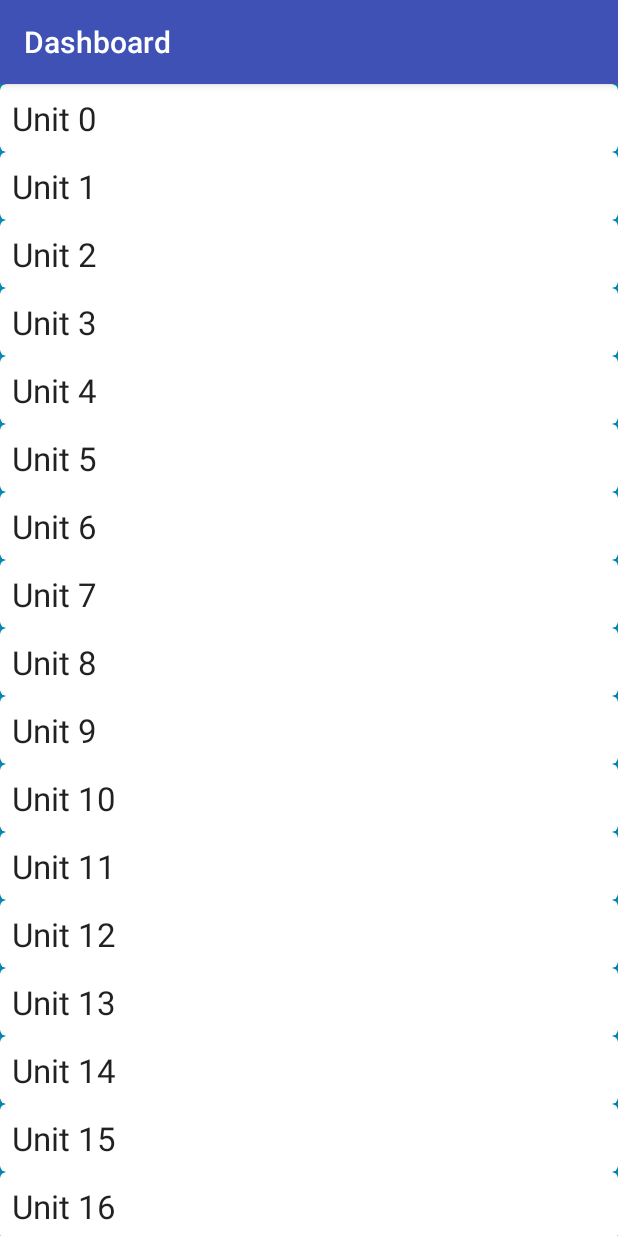
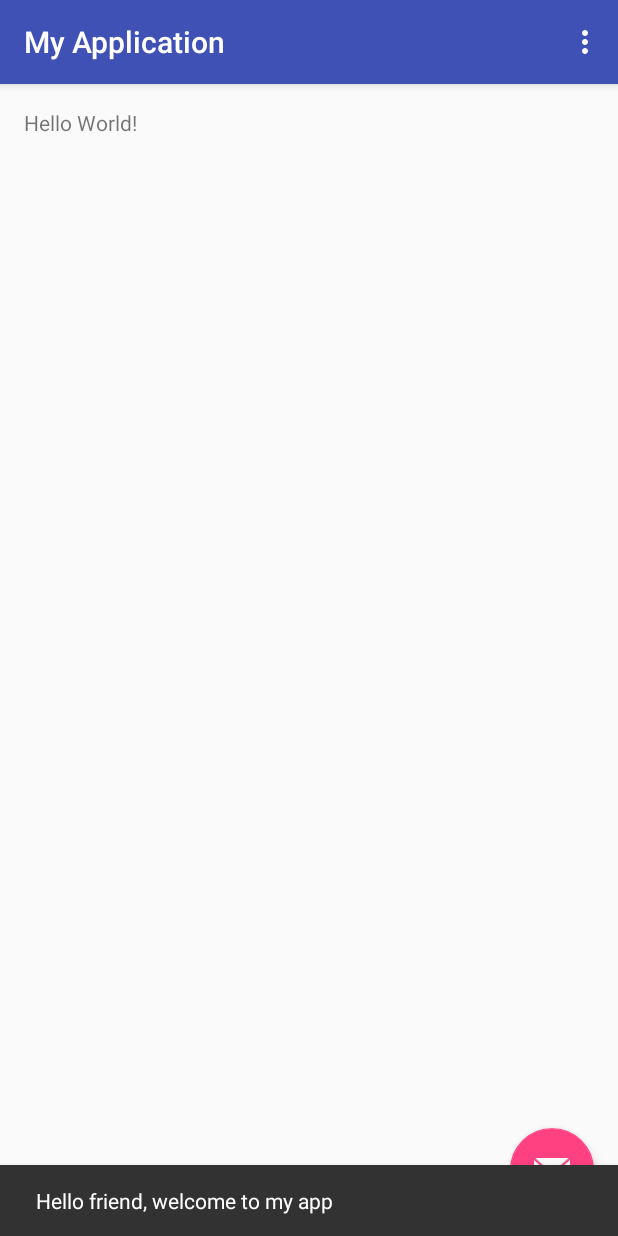
Before and after one commit to letientai299/android-samples, an Android app: the first screen one second after launch (DashboardActivity before the commit, MainActivity after it), on a phone screen of 412 x 824 dp. Run offline under Robolectric (Android 15) with nearby library versions, the phone set to English and light mode, and no system bars; our stand-ins replace ButterKnife; libraries missing offline, so code that uses them is left out: com.github.promeg.xlog_android, com.promegu.xlog; 1 statement that could not run was skipped.

```diff
--- /dev/null
+++ b/app/src/main/java/ltt/bare/MainActivity.java
@@ -0,0 +1,119 @@
+package ltt.bare;
+
+import android.animation.Animator;
+import android.animation.AnimatorListenerAdapter;
+import android.animation.ObjectAnimator;
+import android.content.SharedPreferences;
+import android.os.Bundle;
+import android.preference.PreferenceManager;
+import android.support.design.widget.Snackbar;
+import android.support.v4.widget.ContentLoadingProgressBar;
+import android.support.v7.app.AppCompatActivity;
+import android.support.v7.widget.Toolbar;
+import android.view.Menu;
+import android.view.MenuItem;
+import android.view.animation.LinearInterpolator;
+import butterknife.Bind;
+import butterknife.ButterKnife;
+import butterknife.OnClick;
+import com.promegu.xlog.base.XLog;
+
+public class MainActivity extends AppCompatActivity {
+
+  public static final String CURRENT_PLAY_TIME = "CURRENT_PLAY_TIME";
+  private static final int TIMEOUT_MILLIS = 5000;
+  static final String IS_FIRST_TIME = "is_first_time";
+  ObjectAnimator progressAnimator;
+  @Bind(R.id.progressBar) ContentLoadingProgressBar progressBar;
+
+  @Override protected void onCreate(Bundle savedInstanceState) {
+    super.onCreate(savedInstanceState);
+    setContentView(R.layout.activity_main);
+    ButterKnife.bind(this);
+    Toolbar toolbar = ButterKnife.findById(this, R.id.toolbar);
+    setSupportActionBar(toolbar);
+
+    if (savedInstanceState != null) // activity recreated
+    {
+      int currentProgress = savedInstanceState.getInt(CURRENT_PLAY_TIME, -1);
+      if (currentProgress != -1) {
+        startProgress(currentProgress);
+      }
+    }
+
+    checkAndShowWelcome();
+  }
+
+  private void checkAndShowWelcome() {
+    SharedPreferences preferences =
+        PreferenceManager.getDefaultSharedPreferences(getApplicationContext());
+    boolean isFirstTime = preferences.getBoolean(IS_FIRST_TIME, true);
+    showWelcome(isFirstTime);
+    preferences.edit().putBoolean(IS_FIRST_TIME, false).apply();
+  }
+
+  @XLog private void showWelcome(boolean isFirstTime) {
+    if (isFirstTime) {
+      Snackbar.make(findViewById(android.R.id.content),
+          "Hello friend, welcome to my app", Snackbar.LENGTH_SHORT).show();
+    }
+  }
+
+  @Override public boolean onCreateOptionsMenu(Menu menu) {
+    getMenuInflater().inflate(R.menu.menu_main, menu);
+    return true;
+  }
+
+  @Override public boolean onOptionsItemSelected(MenuItem item) {
+    int id = item.getItemId();
+    return id == R.id.action_settings || super.onOptionsItemSelected(item);
+  }
+
+  /**
+   * Start the timer for {@link #TIMEOUT_MILLIS}.
+   *
+   * The {@link #progressBar} will be update during timer running.
+   */
+  @OnClick(R.id.fab) void onFabClick() {
+    startProgress(0);
+  }
+
+  @XLog private void startProgress(int initValue) {
+    progressBar.setMax(TIMEOUT_MILLIS);
+    progressBar.show();
+    progressBar.setProgress(initValue);
+
+    notify("Start the progress");
+    progressAnimator = ObjectAnimator.ofInt(progressBar, "progress", initValue,
+        TIMEOUT_MILLIS);
+    progressAnimator.setDuration(TIMEOUT_MILLIS - initValue);
+    progressAnimator.setInterpolator(new LinearInterpolator());
+    progressAnimator.addListener(new AnimatorListenerAdapter() {
+      @Override public void onAnimationEnd(final Animator animation) {
+        progressBar.setProgress(0);
+        MainActivity.this.notify("Done");
+        progressBar.hide();
+      }
+    });
+
+    progressAnimator.start();
+  }
+
+  @XLog private void notify(final String s) {
+    Snackbar.make(findViewById(android.R.id.content), s, Snackbar.LENGTH_SHORT)
+        .show();
+  }
+
+  @Override protected void onSaveInstanceState(final Bundle outState) {
+    super.onSaveInstanceState(outState);
+    if (progressAnimator != null) {
+      int currentPlayTime = (int) progressAnimator.getAnimatedValue();
+      outState.putInt(CURRENT_PLAY_TIME, currentPlayTime);
+    }
+  }
+
+  @Override protected void onStop() {
+    super.onStop();
+    if (progressAnimator != null) progressAnimator.cancel();
+  }
+}
--- /dev/null
+++ b/app/src/main/java/ltt/bare/MyApplication.java
@@ -0,0 +1,16 @@
+package ltt.bare;
+
+import android.app.Application;
+import com.github.promeg.xlog_android.lib.XLogConfig;
+
+/**
+ * Config some application level stuffs.
+ * Created by letientai299 on 3/5/16.
+ */
+public class MyApplication extends Application {
+  public void onCreate() {
+    super.onCreate();
+
+    XLogConfig.config(XLogConfig.newConfigBuilder(this).build());
+  }
+}
--- a/app/src/main/res/layout/activity_main.xml
+++ b/app/src/main/res/layout/activity_main.xml
@@ -1,12 +1,11 @@
 <?xml version="1.0" encoding="utf-8"?>
-<android.support.design.widget.CoordinatorLayout
-    xmlns:android="http://schemas.android.com/apk/res/android"
+<android.support.design.widget.CoordinatorLayout xmlns:android="http://schemas.android.com/apk/res/android"
     xmlns:app="http://schemas.android.com/apk/res-auto"
     xmlns:tools="http://schemas.android.com/tools"
     android:layout_width="match_parent"
     android:layout_height="match_parent"
     android:fitsSystemWindows="true"
-    tools:context="ltt.sample.MainActivity"
+    tools:context="ltt.bare.MainActivity"
     >
 
   <android.support.design.widget.AppBarLayout
@@ -14,7 +13,10 @@
       android:layout_height="wrap_content"
       android:theme="@style/AppTheme.AppBarOverlay"
       >
-
+    <RelativeLayout
+        android:layout_width="match_parent"
+        android:layout_height="wrap_content"
+        >
       <android.support.v7.widget.Toolbar
           android:id="@+id/toolbar"
           android:layout_width="match_parent"
@@ -22,7 +24,17 @@
           android:background="?attr/colorPrimary"
           app:popupTheme="@style/AppTheme.PopupOverlay"
           />
-
+      <android.support.v4.widget.ContentLoadingProgressBar
+          android:id="@+id/progressBar"
+          android:layout_width="match_parent"
+          android:layout_height="wrap_content"
+          android:layout_alignBottom="@id/toolbar"
+          android:layout_marginBottom="-8dp"
+          android:indeterminate="false"
+          android:visibility="gone"
+          style="?android:attr/progressBarStyleHorizontal"
+          />
+    </RelativeLayout>
   </android.support.design.widget.AppBarLayout>
 
   <include layout="@layout/content_main"/>
--- a/app/src/main/res/layout/content_main.xml
+++ b/app/src/main/res/layout/content_main.xml
@@ -1,10 +1,21 @@
-<fragment xmlns:android="http://schemas.android.com/apk/res/android"
+<?xml version="1.0" encoding="utf-8"?>
+<RelativeLayout xmlns:android="http://schemas.android.com/apk/res/android"
     xmlns:app="http://schemas.android.com/apk/res-auto"
     xmlns:tools="http://schemas.android.com/tools"
-    android:id="@+id/fragment"
-    android:name="ltt.sample.MainActivityFragment"
     android:layout_width="match_parent"
     android:layout_height="match_parent"
+    android:paddingBottom="@dimen/activity_vertical_margin"
+    android:paddingLeft="@dimen/activity_horizontal_margin"
+    android:paddingRight="@dimen/activity_horizontal_margin"
+    android:paddingTop="@dimen/activity_vertical_margin"
     app:layout_behavior="@string/appbar_scrolling_view_behavior"
-    tools:layout="@layout/fragment_main"
-    />
+    tools:context="ltt.bare.MainActivity"
+    tools:showIn="@layout/activity_main"
+    >
+
+  <TextView
+      android:layout_width="wrap_content"
+      android:layout_height="wrap_content"
+      android:text="@string/hello"
+      />
+</RelativeLayout>
--- a/app/src/main/res/menu/menu_main.xml
+++ b/app/src/main/res/menu/menu_main.xml
@@ -1,7 +1,7 @@
 <menu xmlns:android="http://schemas.android.com/apk/res/android"
     xmlns:app="http://schemas.android.com/apk/res-auto"
     xmlns:tools="http://schemas.android.com/tools"
-    tools:context="ltt.sample.MainActivity">
+    tools:context="ltt.bare.MainActivity">
   <item
       android:id="@+id/action_settings"
       android:orderInCategory="100"
--- a/app/src/main/res/values-w820dp/dimens.xml
+++ b/app/src/main/res/values-w820dp/dimens.xml
@@ -1,6 +1,6 @@
 <resources>
   <!-- Example customization of dimensions originally defined in res/values/dimens.xml
-         (such as screen margins) for screens with more than 820dp of available width. This
-         would include 7" and 10" devices in landscape (~960dp and ~1280dp respectively). -->
+       (such as screen margins) for screens with more than 820dp of available width. This
+       would include 7" and 10" devices in landscape (~960dp and ~1280dp respectively). -->
   <dimen name="activity_horizontal_margin">64dp</dimen>
 </resources>
--- a/app/src/main/res/values/dimens.xml
+++ b/app/src/main/res/values/dimens.xml
@@ -3,6 +3,4 @@
   <dimen name="activity_horizontal_margin">16dp</dimen>
   <dimen name="activity_vertical_margin">16dp</dimen>
   <dimen name="fab_margin">16dp</dimen>
-  <dimen name="brand_name">64sp</dimen>
-  <dimen name="brand_padding">128dp</dimen>
 </resources>
--- a/app/src/main/res/values/strings.xml
+++ b/app/src/main/res/values/strings.xml
@@ -1,5 +1,5 @@
 <resources>
-  <string name="app_name">Sample</string>
+  <string name="app_name">My Application</string>
   <string name="action_settings">Settings</string>
-  <string name="nothing">Nothing</string>
+  <string name="hello">Hello World!</string>
 </resources>
--- a/app/src/main/res/values/styles.xml
+++ b/app/src/main/res/values/styles.xml
@@ -3,7 +3,6 @@
   <!-- Base application theme. -->
   <style name="AppTheme" parent="Theme.AppCompat.Light.DarkActionBar">
     <!-- Customize your theme here. -->
-    <item name="android:windowAnimationStyle">@null</item>
     <item name="colorPrimary">@color/colorPrimary</item>
     <item name="colorPrimaryDark">@color/colorPrimaryDark</item>
     <item name="colorAccent">@color/colorAccent</item>
@@ -14,8 +13,7 @@
     <item name="windowNoTitle">true</item>
   </style>
 
-  <style name="AppTheme.AppBarOverlay"
-      parent="ThemeOverlay.AppCompat.Dark.ActionBar"/>
+  <style name="AppTheme.AppBarOverlay" parent="ThemeOverlay.AppCompat.Dark.ActionBar"/>
 
   <style name="AppTheme.PopupOverlay" parent="ThemeOverlay.AppCompat.Light"/>
 
--- a/build.gradle
+++ b/build.gradle
@@ -1,3 +1,5 @@
+// Top-level build file where you can add configuration options common to all sub-projects/modules.
+
 buildscript {
   repositories {
     jcenter {
@@ -5,7 +7,7 @@ buildscript {
     }
   }
   dependencies {
-    classpath 'com.android.tools.build:gradle:2.1.0-alpha1'
+    classpath 'com.android.tools.build:gradle:2.0.0-beta6'
 
     // Using java 8 syntax on Android source code
     classpath 'me.tatarka:gradle-retrolambda:3.2.5'
@@ -18,6 +20,7 @@ buildscript {
   configurations.classpath.exclude group: 'com.android.tools.external.lombok'
 }
 
+
 allprojects {
   repositories {
     jcenter {
--- a/settings.gradle
+++ b/settings.gradle
@@ -1 +1 @@
-include ':app', ':cosmos'
+include ':app'
```
Also changed, not shown: app/build.gradle (+19 -18 lines), app/src/main/AndroidManifest.xml (+5 -11 lines), 5 other files. Lines whose indentation alone changed are shown as unchanged.
